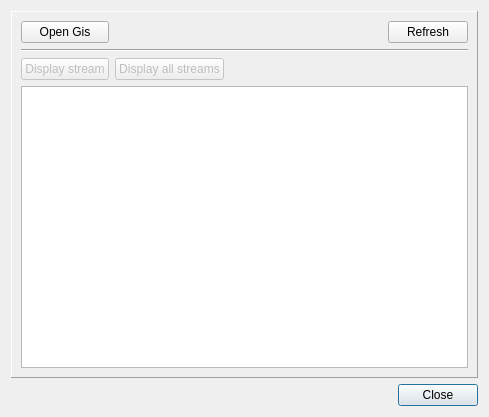
The window that streamsdialog.ui (testprojects/myClient) describes before a commit, drawn with Qt 5.
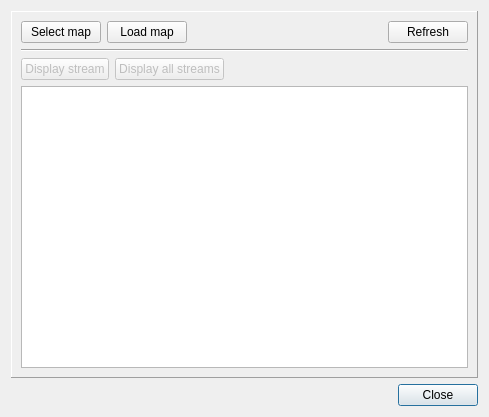
The same window after the commit. Icons and pictures are not drawn.

```diff
--- a/streamsdialog.ui
+++ b/streamsdialog.ui
@@ -42,41 +42,50 @@
      <property name="frameShadow">
       <enum>QFrame::Raised</enum>
      </property>
+     <layout class="QGridLayout" name="gridLayout_3">
+      <item row="0" column="0" colspan="3">
      <layout class="QGridLayout" name="gridLayout">
-      <item row="0" column="0">
-       <widget class="QPushButton" name="openGisButton">
-        <property name="text">
-         <string>Open Gis</string>
-        </property>
-       </widget>
-      </item>
-      <item row="3" column="0" colspan="4">
-       <widget class="QTableView" name="tableView">
-        <property name="editTriggers">
-         <set>QAbstractItemView::NoEditTriggers</set>
-        </property>
-        <property name="selectionMode">
-         <enum>QAbstractItemView::SingleSelection</enum>
-        </property>
-        <property name="selectionBehavior">
-         <enum>QAbstractItemView::SelectRows</enum>
-        </property>
-        <attribute name="horizontalHeaderHighlightSections">
-         <bool>false</bool>
-        </attribute>
-        <attribute name="verticalHeaderHighlightSections">
-         <bool>false</bool>
-        </attribute>
-       </widget>
-      </item>
-      <item row="0" column="3">
+        <item row="1" column="3">
        <widget class="QPushButton" name="refreshButton">
         <property name="text">
          <string>Refresh</string>
         </property>
-       </widget>
-      </item>
-      <item row="1" column="0" colspan="4">
+          <property name="icon">
+           <iconset>
+            <normaloff>resources/reload.png</normaloff>resources/reload.png</iconset>
+          </property>
+         </widget>
+        </item>
+        <item row="1" column="2">
+         <spacer name="horizontalSpacer_2">
+          <property name="orientation">
+           <enum>Qt::Horizontal</enum>
+          </property>
+          <property name="sizeHint" stdset="0">
+           <size>
+            <width>40</width>
+            <height>20</height>
+           </size>
+          </property>
+         </spacer>
+        </item>
+        <item row="1" column="0">
+         <widget class="QPushButton" name="selectMapButton">
+          <property name="text">
+           <string>Select map</string>
+          </property>
+         </widget>
+        </item>
+        <item row="1" column="1">
+         <widget class="QPushButton" name="loadMapButton">
+          <property name="text">
+           <string>Load map</string>
+          </property>
+         </widget>
+        </item>
+       </layout>
+      </item>
+      <item row="1" column="0" colspan="3">
        <widget class="Line" name="line">
         <property name="orientation">
          <enum>Qt::Horizontal</enum>
@@ -93,19 +102,6 @@
         </property>
        </widget>
       </item>
-      <item row="2" column="2" colspan="2">
-       <spacer name="horizontalSpacer_3">
-        <property name="orientation">
-         <enum>Qt::Horizontal</enum>
-        </property>
-        <property name="sizeHint" stdset="0">
-         <size>
-          <width>40</width>
-          <height>20</height>
-         </size>
-        </property>
-       </spacer>
-      </item>
       <item row="2" column="1">
        <widget class="QPushButton" name="displayAllStreamsButton">
         <property name="enabled">
@@ -116,8 +112,8 @@
         </property>
        </widget>
       </item>
-      <item row="0" column="2">
-       <spacer name="horizontalSpacer_2">
+      <item row="2" column="2">
+       <spacer name="horizontalSpacer_3">
         <property name="orientation">
          <enum>Qt::Horizontal</enum>
         </property>
@@ -129,6 +125,25 @@
         </property>
        </spacer>
       </item>
+      <item row="3" column="0" colspan="3">
+       <widget class="QTableView" name="tableView">
+        <property name="editTriggers">
+         <set>QAbstractItemView::NoEditTriggers</set>
+        </property>
+        <property name="selectionMode">
+         <enum>QAbstractItemView::SingleSelection</enum>
+        </property>
+        <property name="selectionBehavior">
+         <enum>QAbstractItemView::SelectRows</enum>
+        </property>
+        <attribute name="horizontalHeaderHighlightSections">
+         <bool>false</bool>
+        </attribute>
+        <attribute name="verticalHeaderHighlightSections">
+         <bool>false</bool>
+        </attribute>
+       </widget>
+      </item>
      </layout>
     </widget>
    </item>
```
Lines whose indentation alone changed are shown as unchanged.
